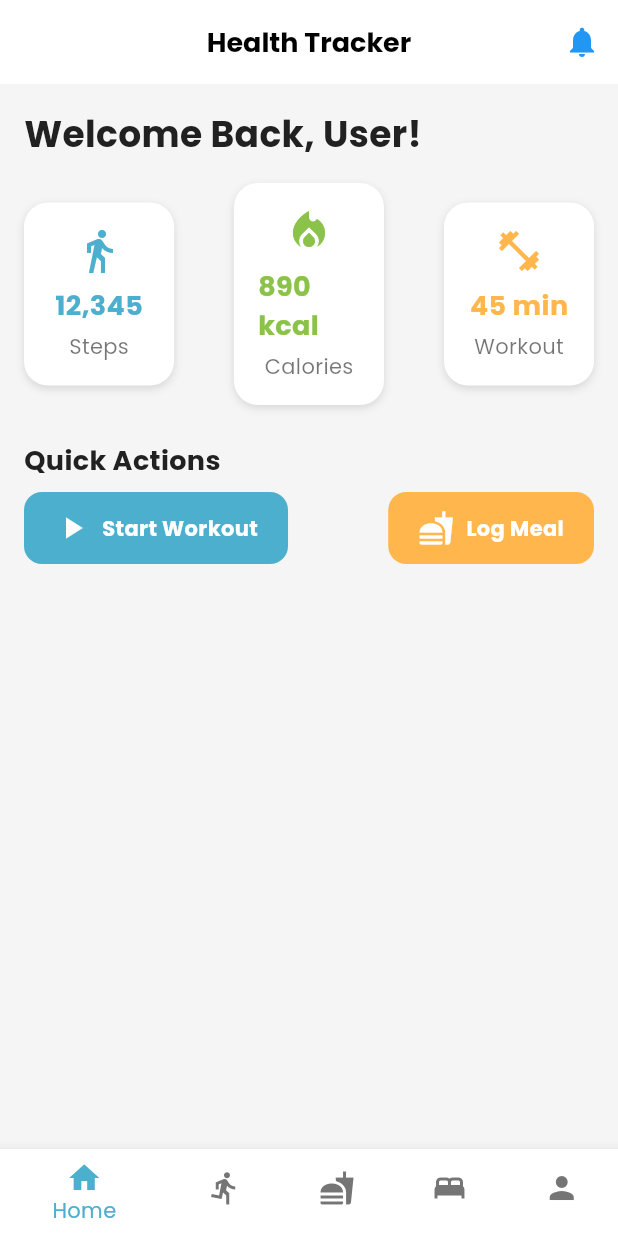
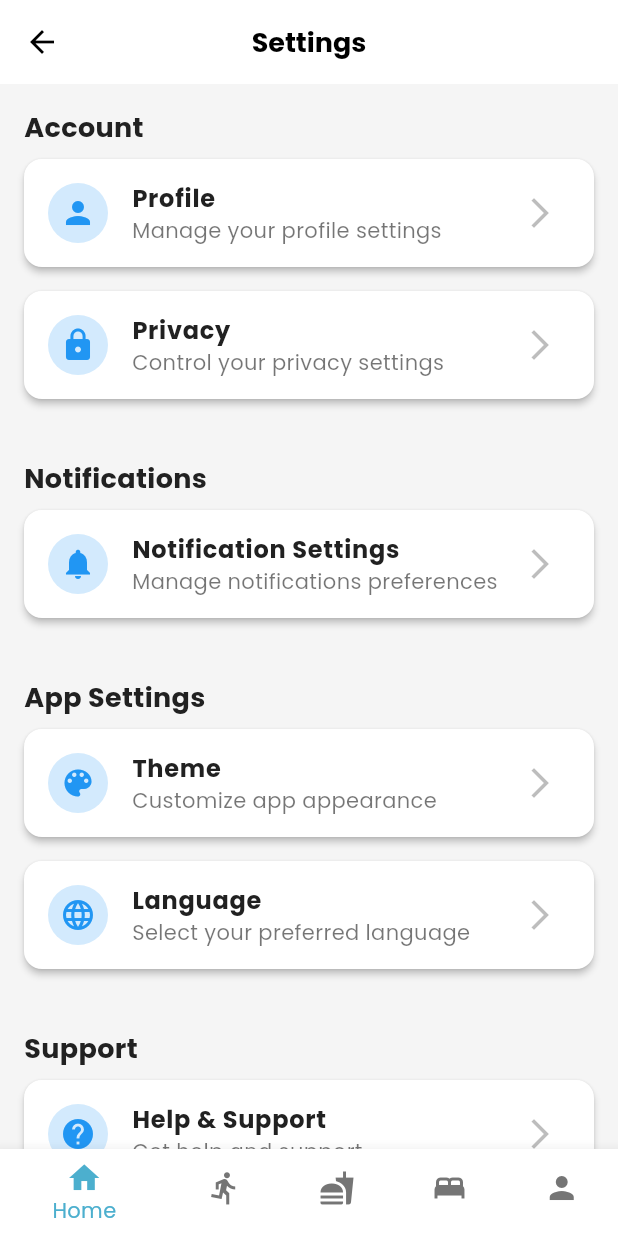
Before and after one commit to SarfarazQadir/healthandwellness, a Flutter app: the screen it shows after launch, on a phone screen of 412 x 824 dp. Run offline on Flutter 3.47's test engine with Material 3 defaults, Android fonts, the phone set to English and light mode, and no system bars.

Commit message:
`Added import for settings screen and changed home route to settings screen`

```diff
--- a/lib/main.dart
+++ b/lib/main.dart
@@ -2,6 +2,7 @@ import 'package:flutter/material.dart';
 import 'package:flutter/widgets.dart';
 import 'package:flutter/rendering.dart';
 import 'package:flutter/painting.dart';
+import 'package:healthandwellness/screens/settings.dart';
 import 'screens/dashboard_screen.dart';
 import 'screens/login_screen.dart';
 import 'screens/signup_screen.dart';
@@ -50,7 +51,7 @@ class HealthWellnessApp extends StatelessWidget {
         scaffoldBackgroundColor: const Color(0xFFF5F5F5), // Retained for scaffold background
        ),routes:
        {
-         "/": (context) => HomeScreen(),
+         "/": (context) => SettingsScreen(),
          "/fitness_tracking": (context) => FitnessTrackingScreen(),
          "/nutrition_logging": (context) => NutritionLoggingScreen(),
           "/sleep_monitoring": (context) => SleepMonitoringScreen(),
--- /dev/null
+++ b/lib/screens/settings.dart
@@ -0,0 +1,149 @@
+import 'package:flutter/material.dart';
+import 'package:healthandwellness/screens/bottombar.dart';
+
+class SettingsScreen extends StatelessWidget {
+  const SettingsScreen({super.key});
+
+  @override
+  Widget build(BuildContext context) {
+    return Scaffold(
+      backgroundColor: const Color(0xFFF5F5F5), // Light Gray
+      appBar: AppBar(
+        backgroundColor: Colors.white,
+        elevation: 0,
+        leading: IconButton(
+          icon: const Icon(Icons.arrow_back, color: Colors.black),
+          onPressed: () {
+            Navigator.pop(context); // Navigate back to the previous screen
+          },
+        ),
+        title: const Text(
+          'Settings',
+          style: TextStyle(
+            color: Colors.black,
+            fontWeight: FontWeight.bold,
+          ),
+        ),
+        centerTitle: true,
+      ),
+      body: ListView(
+        padding: const EdgeInsets.all(16.0),
+        children: [
+          _settingsSectionTitle('Account'),
+          _settingsOption(
+            icon: Icons.person,
+            title: 'Profile',
+            subtitle: 'Manage your profile settings',
+            onTap: () {
+              // Navigate to Profile Settings Screen
+            },
+          ),
+          _settingsOption(
+            icon: Icons.lock,
+            title: 'Privacy',
+            subtitle: 'Control your privacy settings',
+            onTap: () {
+              // Navigate to Privacy Settings Screen
+            },
+          ),
+          const SizedBox(height: 24),
+          _settingsSectionTitle('Notifications'),
+          _settingsOption(
+            icon: Icons.notifications,
+            title: 'Notification Settings',
+            subtitle: 'Manage notifications preferences',
+            onTap: () {
+              // Navigate to Notification Settings Screen
+            },
+          ),
+          const SizedBox(height: 24),
+          _settingsSectionTitle('App Settings'),
+          _settingsOption(
+            icon: Icons.color_lens,
+            title: 'Theme',
+            subtitle: 'Customize app appearance',
+            onTap: () {
+              // Navigate to Theme Settings Screen
+            },
+          ),
+          _settingsOption(
+            icon: Icons.language,
+            title: 'Language',
+            subtitle: 'Select your preferred language',
+            onTap: () {
+              // Navigate to Language Settings Screen
+            },
+          ),
+          const SizedBox(height: 24),
+          _settingsSectionTitle('Support'),
+          _settingsOption(
+            icon: Icons.help,
+            title: 'Help & Support',
+            subtitle: 'Get help and support',
+            onTap: () {
+              // Navigate to Help & Support Screen
+            },
+          ),
+          _settingsOption(
+            icon: Icons.info,
+            title: 'About',
+            subtitle: 'Learn more about the app',
+            onTap: () {
+              // Navigate to About Screen
+            },
+          ),
+        ],
+      ),
+      bottomNavigationBar: BottomScreen(), // Added BottomScreen here
+    );
+  }
+
+  Widget _settingsSectionTitle(String title) {
+    return Padding(
+      padding: const EdgeInsets.only(bottom: 8.0),
+      child: Text(
+        title,
+        style: const TextStyle(
+          fontSize: 18,
+          fontWeight: FontWeight.bold,
+          color: Color(0xFF212121), // Dark Gray
+        ),
+      ),
+    );
+  }
+
+  Widget _settingsOption({
+    required IconData icon,
+    required String title,
+    required String subtitle,
+    required VoidCallback onTap,
+  }) {
+    return Card(
+      elevation: 2,
+      shape: RoundedRectangleBorder(
+        borderRadius: BorderRadius.circular(12),
+      ),
+      margin: const EdgeInsets.only(bottom: 16),
+      child: ListTile(
+        leading: CircleAvatar(
+          backgroundColor: Colors.blue.withOpacity(0.2),
+          child: Icon(icon, color: Colors.blue),
+        ),
+        title: Text(
+          title,
+          style: const TextStyle(
+            fontSize: 16,
+            fontWeight: FontWeight.bold,
+            color: Color(0xFF212121), // Dark Gray
+          ),
+        ),
+        subtitle: Text(
+          subtitle,
+          style: const TextStyle(fontSize: 14, color: Colors.black54),
+        ),
+        trailing: const Icon(Icons.arrow_forward_ios, color: Colors.black26),
+        onTap: onTap,
+      ),
+    );
+  }
+}
```
